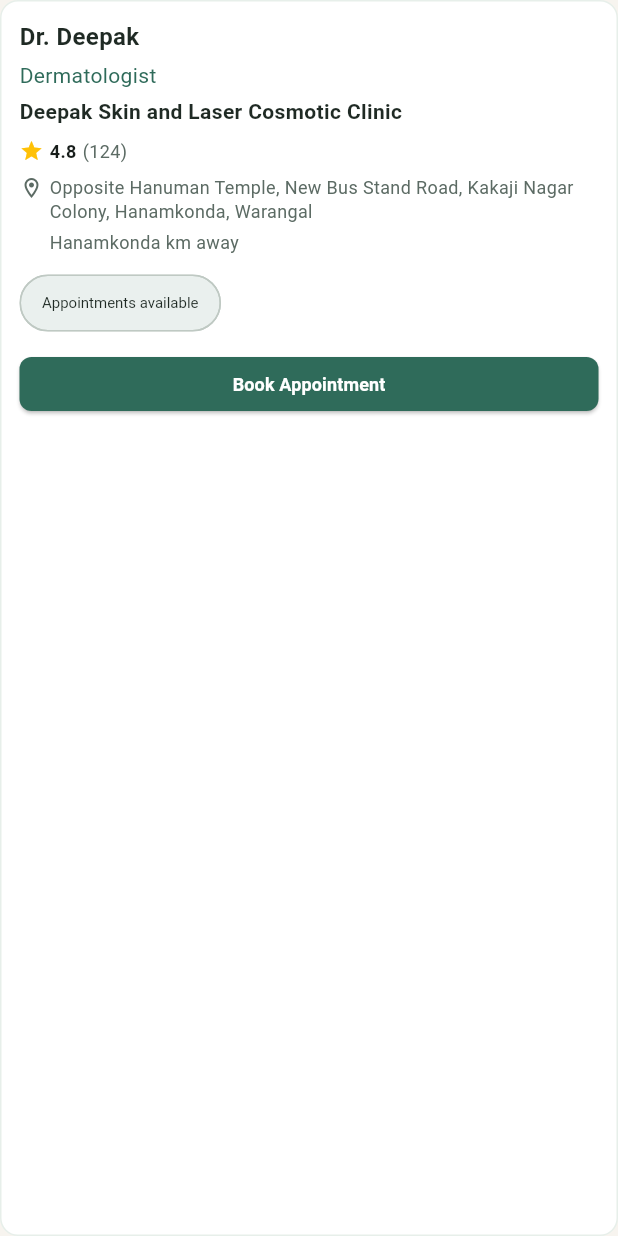
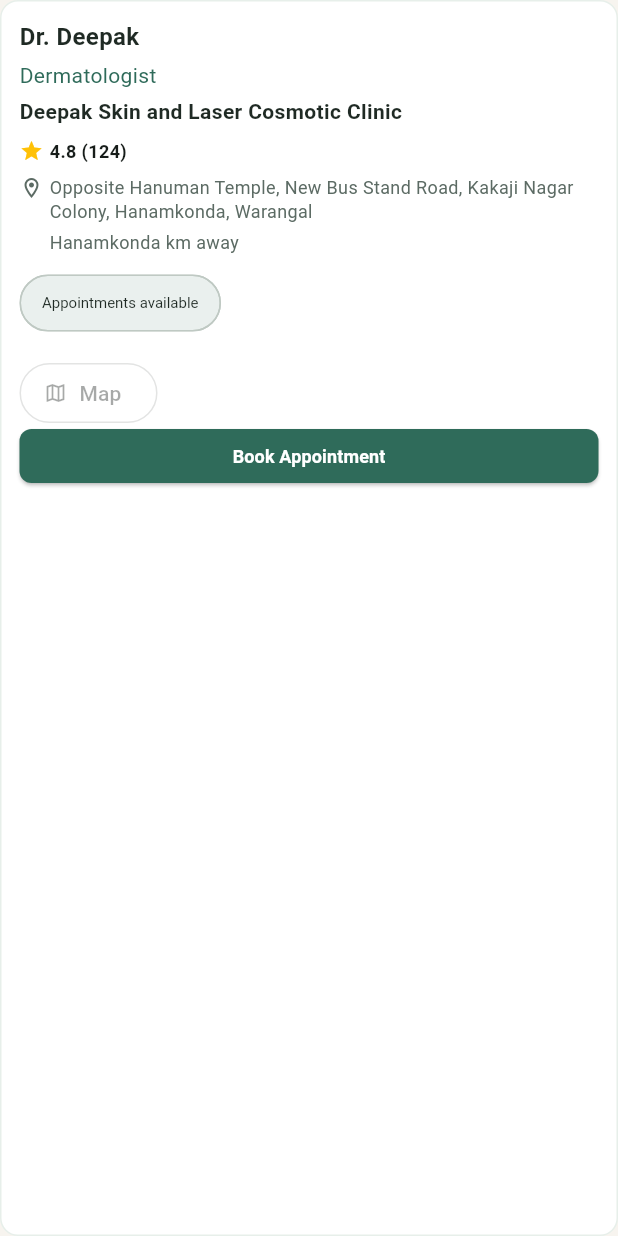
Before and after one commit to Mohammed-Fawaz-Ali/DermaLens, a Flutter app: the DoctorCard widget shown alone on an empty page, opened directly with sample values from the repository, on a phone screen of 412 x 824 dp. Run offline on Flutter 3.47's test engine with Material 3 defaults, Android fonts, the phone set to English and light mode, and no system bars; our stand-ins replace image_picker, permission_handler, shared_preferences; missing offline and left inert: onnxruntime; accounts and stored records are empty.

Commit message:
Fix clinic map links and rating display

```diff
--- a/lib/widgets/doctor_card.dart
+++ b/lib/widgets/doctor_card.dart
@@ -50,18 +50,19 @@
                 const SizedBox(height: 8),
                 Row(
                   children: [
+                    if (doctor.rating > 0) ...[
                       const Icon(Icons.star, size: 16, color: Colors.amber),
                       const SizedBox(width: 4),
                       Text(
-                      '${doctor.rating}',
+                        '${doctor.rating.toStringAsFixed(1)} (${doctor.reviewCount})',
                         style: const TextStyle(
                           fontSize: 12,
                           fontWeight: FontWeight.bold,
                         ),
                       ),
-                    const SizedBox(width: 4),
-                    Text(
-                      '(${doctor.reviewCount})',
+                    ] else
+                      const Text(
+                        'No rating available',
                         style: TextStyle(fontSize: 12, color: AppColors.muted),
                       ),
                   ],
@@ -139,9 +140,10 @@
                         icon: const Icon(Icons.language, size: 16),
                         label: const Text('Website'),
                       ),
-                    if (doctor.mapUrl.isNotEmpty)
                     OutlinedButton.icon(
-                        onPressed: () => _openUrl(doctor.mapUrl),
+                      onPressed: doctor.mapUrl.isEmpty
+                          ? null
+                          : () => _openUrl(doctor.mapUrl),
                       icon: const Icon(Icons.map_outlined, size: 16),
                       label: const Text('Map'),
                     ),
@@ -187,8 +189,12 @@
 
   Future<void> _openUrl(String value) async {
     final uri = Uri.tryParse(value);
-    if (uri != null && await canLaunchUrl(uri)) {
-      await launchUrl(uri, mode: LaunchMode.externalApplication);
+    if (uri == null) return;
+    final opened = await launchUrl(uri, mode: LaunchMode.externalApplication);
+    if (!opened && context.mounted) {
+      ScaffoldMessenger.of(context).showSnackBar(
+        const SnackBar(content: Text('Could not open this link.')),
+      );
     }
   }
 }
```
Also changed, not shown: 1 other file. Lines whose indentation alone changed are shown as unchanged.
